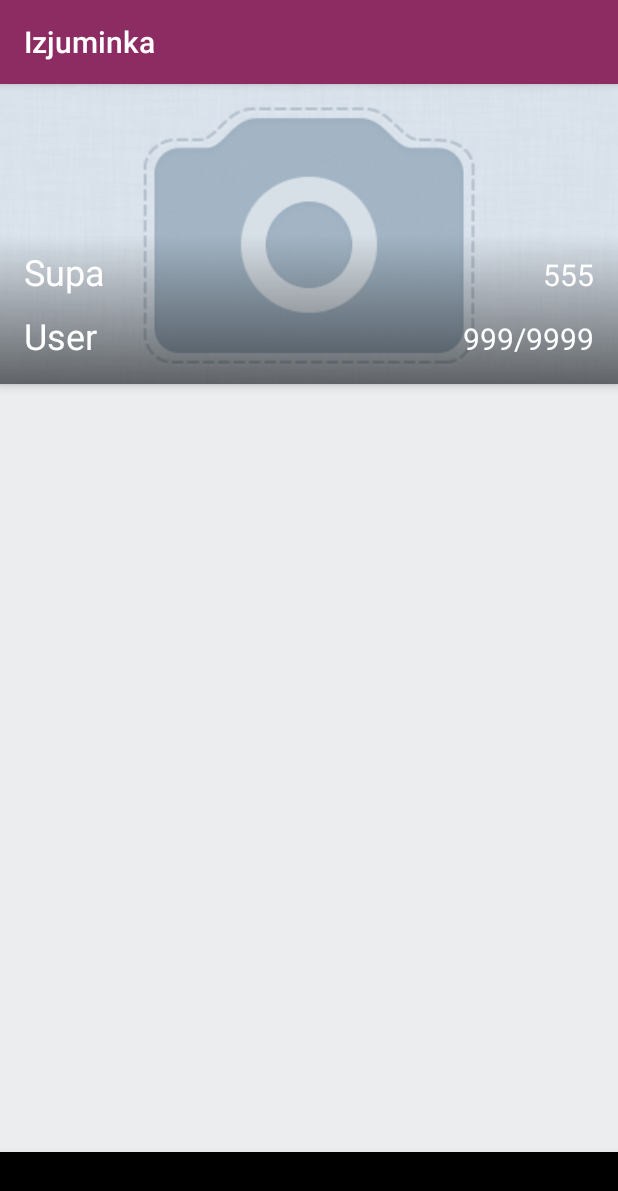
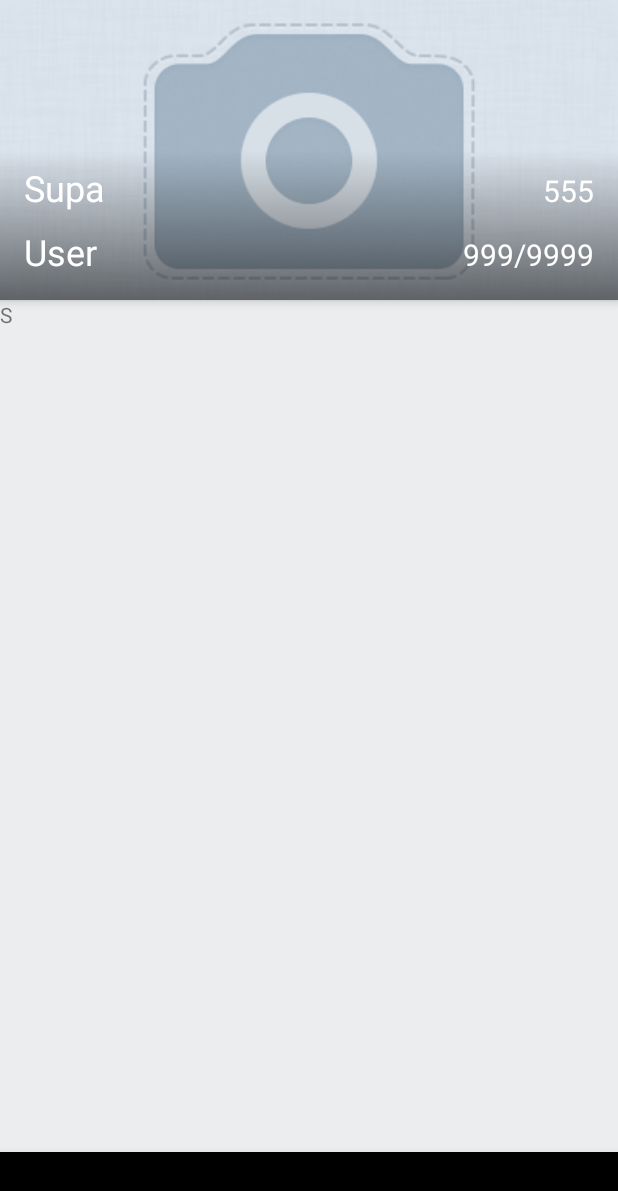
Before and after one commit to doubletapp/izjuminka-android, an Android app: the MainActivity screen opened directly, with no data from a screen before it, item 2 of the bottom bar chosen, on a phone screen of 412 x 824 dp. Shown: the top 1191 px of the screen. Run offline under Robolectric (Android 15) with nearby library versions, the phone set to English and light mode, and no system bars; our stand-ins replace ButterKnife, Dagger/Hilt's generated code; libraries missing offline, so code that uses them is left out: com.vk.sdk; 1 statement that could not run was skipped.

Commit message:
Main activity theme

```diff
--- a/Izjuminka/app/src/main/AndroidManifest.xml
+++ b/Izjuminka/app/src/main/AndroidManifest.xml
@@ -16,7 +16,9 @@
             android:name="com.vk.sdk.VKServiceActivity"
             android:label="ServiceActivity"
             android:theme="@style/VK.Transparent"/>
-        <activity android:name=".view.MainActivity"/>
+        <activity
+            android:name=".view.MainActivity"
+            android:theme="@style/Theme.AppCompat.Light.NoActionBar"/>
         <activity
             android:name=".view.login.LoginActivity"
             android:theme="@style/Theme.AppCompat.NoActionBar"/>
--- a/Izjuminka/app/src/main/res/layout/fragment_profile.xml
+++ b/Izjuminka/app/src/main/res/layout/fragment_profile.xml
@@ -98,6 +98,11 @@
         android:background="@color/colorAccent"
         app:layout_behavior="@string/appbar_scrolling_view_behavior">
 
+        <TextView
+            android:layout_width="match_parent"
+            android:layout_height="wrap_content"
+            android:text="S"/>
+
     </android.support.v4.widget.NestedScrollView>
 
 
```
